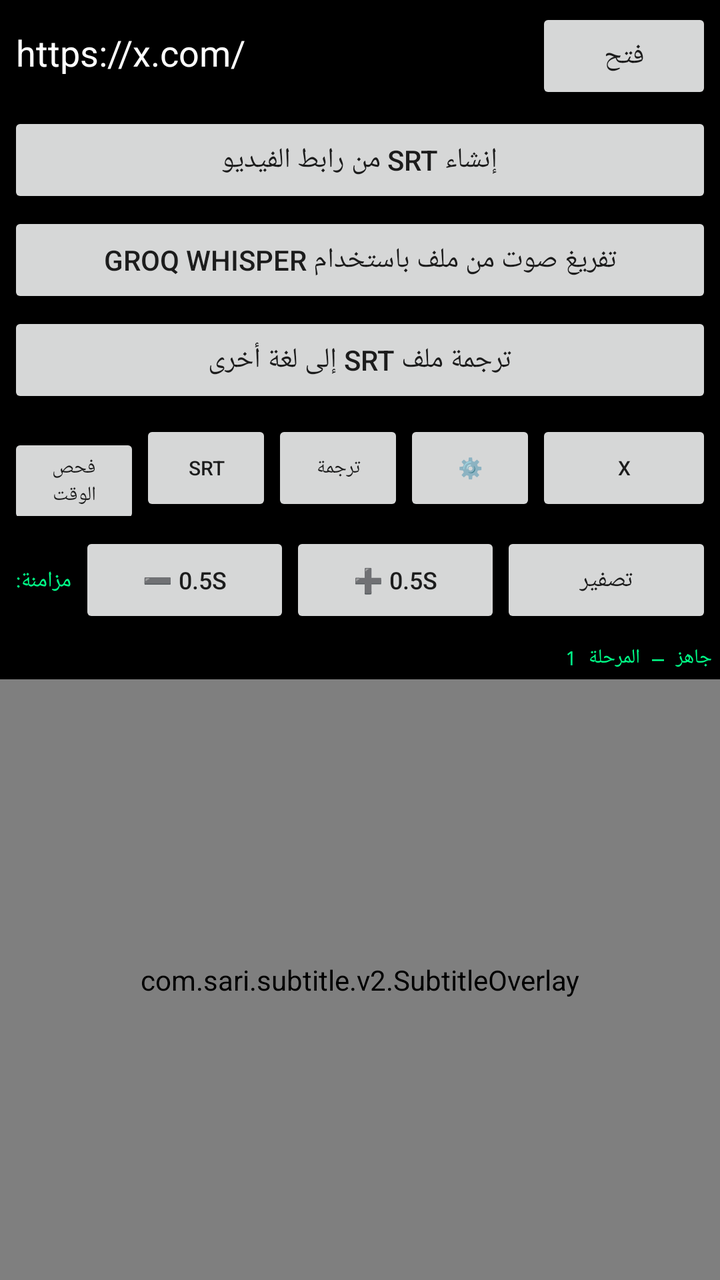
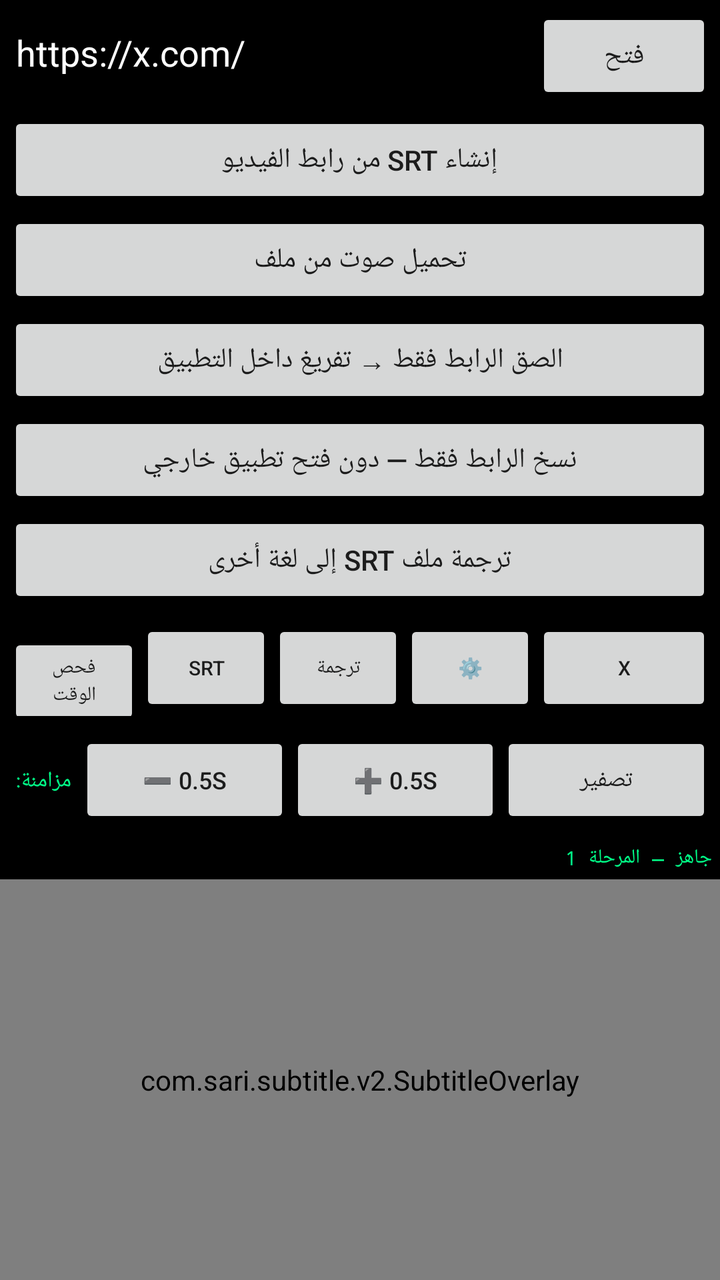

Two renders of the same Android screen: before a commit and after it. Below are the layout's source before the change and the commit's diff.
<!-- AndroidManifest.xml: application theme Theme.SariSubtitle -->
<!-- res/layout/activity_main.xml -->
<?xml version="1.0" encoding="utf-8"?>
<LinearLayout xmlns:android="http://schemas.android.com/apk/res/android"
    android:layout_width="match_parent"
    android:layout_height="match_parent"
    android:orientation="vertical"
    android:background="@android:color/black">

    <LinearLayout
        android:layout_width="match_parent"
        android:layout_height="wrap_content"
        android:orientation="horizontal"
        android:padding="4dp">

        <EditText
            android:id="@+id/urlInput"
            android:layout_width="0dp"
            android:layout_height="wrap_content"
            android:layout_weight="1"
            android:hint="@string/hint_url"
            android:inputType="textUri"
            android:singleLine="true"
            android:textColor="@android:color/white"
            android:textColorHint="#888888"
            android:text="https://x.com/" />

        <Button
            android:id="@+id/loadButton"
            android:layout_width="wrap_content"
            android:layout_height="wrap_content"
            android:text="@string/btn_load" />
    </LinearLayout>

    
    <Button
        android:id="@+id/generateSrtFromLinkButton"
        android:layout_width="match_parent"
        android:layout_height="wrap_content"
        android:layout_marginStart="4dp"
        android:layout_marginEnd="4dp"
        android:layout_marginBottom="2dp"
        android:text="إنشاء SRT من رابط الفيديو" />

    <Button
        android:id="@+id/transcribeAudioButton"
        android:layout_width="match_parent"
        android:layout_height="wrap_content"
        android:layout_marginStart="4dp"
        android:layout_marginEnd="4dp"
        android:layout_marginBottom="2dp"
        android:text="تفريغ صوت من ملف باستخدام Groq Whisper" />

    <Button
        android:id="@+id/translateSrtButton"
        android:layout_width="match_parent"
        android:layout_height="wrap_content"
        android:layout_marginStart="4dp"
        android:layout_marginEnd="4dp"
        android:layout_marginBottom="2dp"
        android:text="ترجمة ملف SRT إلى لغة أخرى" />

    
    <LinearLayout
        android:layout_width="match_parent"
        android:layout_height="wrap_content"
        android:orientation="horizontal"
        android:padding="4dp">

        <Button
            android:id="@+id/checkTimeButton"
            android:layout_width="0dp"
            android:layout_height="wrap_content"
            android:layout_weight="1"
            android:textSize="10sp"
            android:text="@string/btn_check_time" />

        <Button
            android:id="@+id/loadSrtButton"
            android:layout_width="0dp"
            android:layout_height="wrap_content"
            android:layout_weight="1"
            android:textSize="10sp"
            android:text="SRT" />

        <Button
            android:id="@+id/toggleOverlayButton"
            android:layout_width="0dp"
            android:layout_height="wrap_content"
            android:layout_weight="1"
            android:textSize="10sp"
            android:text="ترجمة" />

        <Button
            android:id="@+id/settingsButton"
            android:layout_width="0dp"
            android:layout_height="wrap_content"
            android:layout_weight="1"
            android:textSize="10sp"
            android:text="⚙️" />

        <Button
            android:id="@+id/reloadXButton"
            android:layout_width="wrap_content"
            android:layout_height="wrap_content"
            android:textSize="10sp"
            android:text="@string/btn_reload_x" />
    </LinearLayout>

    
    <LinearLayout
        android:layout_width="match_parent"
        android:layout_height="wrap_content"
        android:orientation="horizontal"
        android:padding="4dp">

        <TextView
            android:layout_width="wrap_content"
            android:layout_height="wrap_content"
            android:text="مزامنة:"
            android:textColor="#00FF88"
            android:textSize="11sp"
            android:paddingEnd="4dp"
            android:paddingStart="4dp"
            android:gravity="center_vertical" />

        <Button
            android:id="@+id/offsetMinusButton"
            android:layout_width="0dp"
            android:layout_height="wrap_content"
            android:layout_weight="1"
            android:textSize="12sp"
            android:text="➖ 0.5s" />

        <Button
            android:id="@+id/offsetPlusButton"
            android:layout_width="0dp"
            android:layout_height="wrap_content"
            android:layout_weight="1"
            android:textSize="12sp"
            android:text="➕ 0.5s" />

        <Button
            android:id="@+id/offsetResetButton"
            android:layout_width="0dp"
            android:layout_height="wrap_content"
            android:layout_weight="1"
            android:textSize="12sp"
            android:text="تصفير" />

    </LinearLayout>

    <TextView
        android:id="@+id/statusText"
        android:layout_width="match_parent"
        android:layout_height="wrap_content"
        android:padding="4dp"
        android:fontFamily="monospace"
        android:textSize="10sp"
        android:textColor="#00FF88"
        android:maxLines="6"
        android:text="@string/status_ready" />

    <FrameLayout
        android:id="@+id/webContainer"
        android:layout_width="match_parent"
        android:layout_height="0dp"
        android:layout_weight="1">

        <WebView
            android:id="@+id/webView"
            android:layout_width="match_parent"
            android:layout_height="match_parent" />

        <com.sari.subtitle.v2.SubtitleOverlay
            android:id="@+id/subtitleOverlay"
            android:layout_width="match_parent"
            android:layout_height="match_parent" />

    </FrameLayout>

</LinearLayout>
<!-- resources referenced by this layout -->
<resources>
  <string name="btn_check_time">فحص الوقت</string>
  <string name="btn_load">فتح</string>
  <string name="btn_reload_x">X</string>
  <string name="hint_url">ألصق رابط X أو أي رابط</string>
  <string name="status_ready">جاهز — المرحلة 1</string>
  <style name="Theme.SariSubtitle" parent="Theme.AppCompat.DayNight.NoActionBar">
          <item name="android:windowBackground">@android:color/black</item>
          <item name="android:statusBarColor">@android:color/black</item>
          <item name="android:navigationBarColor">@android:color/black</item>
      </style>
</resources>

<!-- the commit's change to res/layout/activity_main.xml (unified diff, before → after) -->
@@ -47,7 +47,25 @@
         android:layout_marginStart="4dp"
         android:layout_marginEnd="4dp"
         android:layout_marginBottom="2dp"
-        android:text="تفريغ صوت من ملف باستخدام Groq Whisper" />
+        android:text="تحميل صوت من ملف" />
+
+    <Button
+        android:id="@+id/pasteLinkTranscribeButton"
+        android:layout_width="match_parent"
+        android:layout_height="wrap_content"
+        android:layout_marginStart="4dp"
+        android:layout_marginEnd="4dp"
+        android:layout_marginBottom="2dp"
+        android:text="الصق الرابط فقط → تفريغ داخل التطبيق" />
+
+    <Button
+        android:id="@+id/copyLinkOnlyButton"
+        android:layout_width="match_parent"
+        android:layout_height="wrap_content"
+        android:layout_marginStart="4dp"
+        android:layout_marginEnd="4dp"
+        android:layout_marginBottom="2dp"
+        android:text="نسخ الرابط فقط — دون فتح تطبيق خارجي" />
 
     <Button
         android:id="@+id/translateSrtButton"
